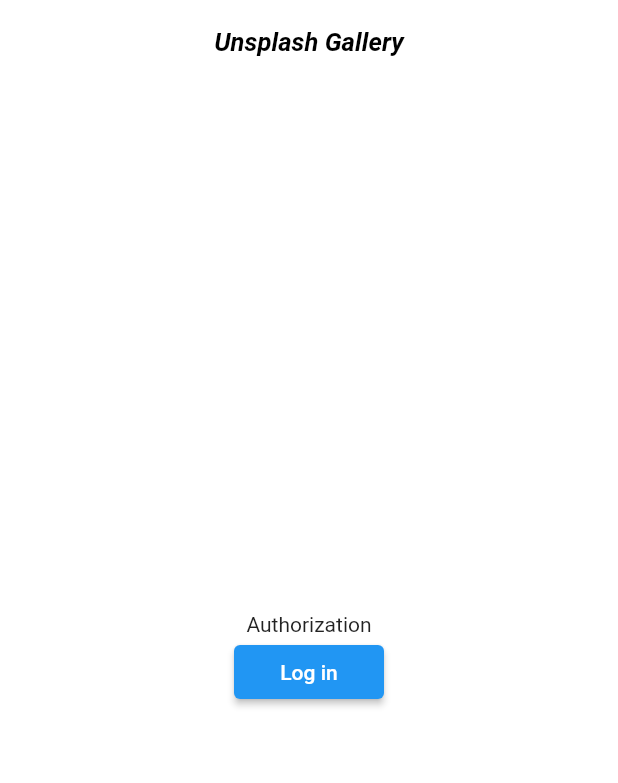
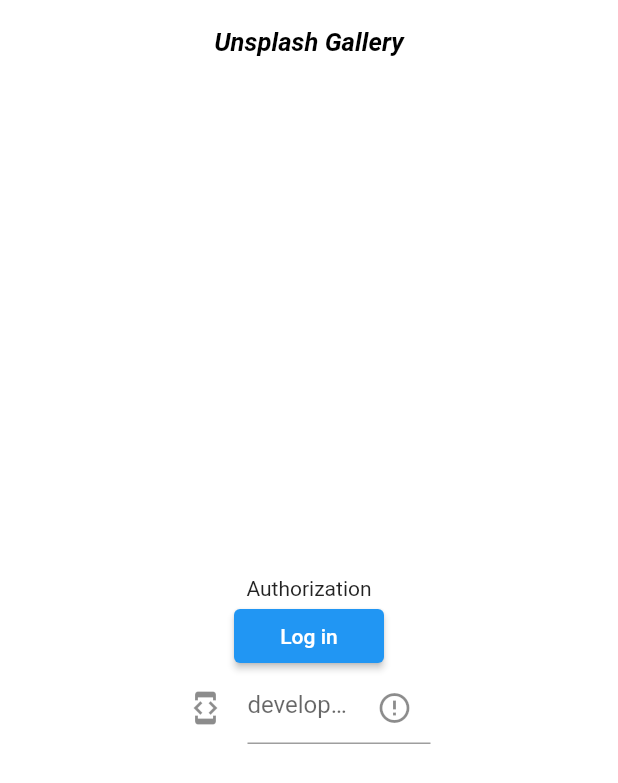
Before and after one commit to frosterlolz/unsplash_gallery, a Flutter app: the screen it shows after launch, on a phone screen of 412 x 824 dp. Shown: the top 783 px of the screen. Run offline on Flutter 3.47's test engine with Material 2 defaults, Android fonts, the phone set to English and light mode, and no system bars; our stand-ins replace adaptive_theme, cached_network_image, connectivity, dio, flutter_cache_manager, font_awesome_flutter and 4 more.

Commit message:
so much to debug and fix(

```diff
--- a/lib/screens/auth_screens/first_screen.dart
+++ b/lib/screens/auth_screens/first_screen.dart
@@ -13,6 +13,8 @@
 }
 
 class _LogInState extends State<LogIn> {
+  String trigger = '';
+
   @override
   Widget build(BuildContext context) {
     return Scaffold(
@@ -38,14 +40,37 @@
                 onPressed: () => doLogin(context),
               ),
             ),
+            Container(
+              padding: const EdgeInsets.symmetric(horizontal: 125),
+              child: TextField(
+                obscureText: true,
+                focusNode: FocusNode(),
+                decoration: InputDecoration(
+                  suffixIcon: isChecked(),
+                  icon: const Icon(Icons.developer_mode),
+                    hintText: 'developer helper'),
+                onChanged: (value) => setState(() {
+                  trigger = value;
+                }),
+              ),
+            ),
           ],
         ),
       ),
     );
   }
 
+  Widget isChecked(){
+    switch(trigger)
+    {
+      case 'tornado': return const Icon(Icons.done, color: Colors.green,);
+      case '': return const Icon(Icons.error_outline);
+      default: return const Icon(Icons.error_outline, color: Colors.red,);
+    }
+  }
+
   void doLogin(BuildContext context) {
-    if (DataProvider.authToken == "") {
+    if (DataProvider.authToken == "" || trigger != 'tornado') {
       Navigator.push(
         context,
         MaterialPageRoute(builder: (context) => const WebViewPage()),
--- a/lib/screens/collection_screen.dart
+++ b/lib/screens/collection_screen.dart
@@ -178,6 +178,7 @@
                       overlayState!.insert(overlayEntry);
                       int response = await DataProvider.deleteCollection(
                           widget.collection.id!);
+                      Navigator.pop(context);
                       overlayEntry.remove();
                       response >= 200 && response < 300
                           ? Navigator.pop(context)
```
